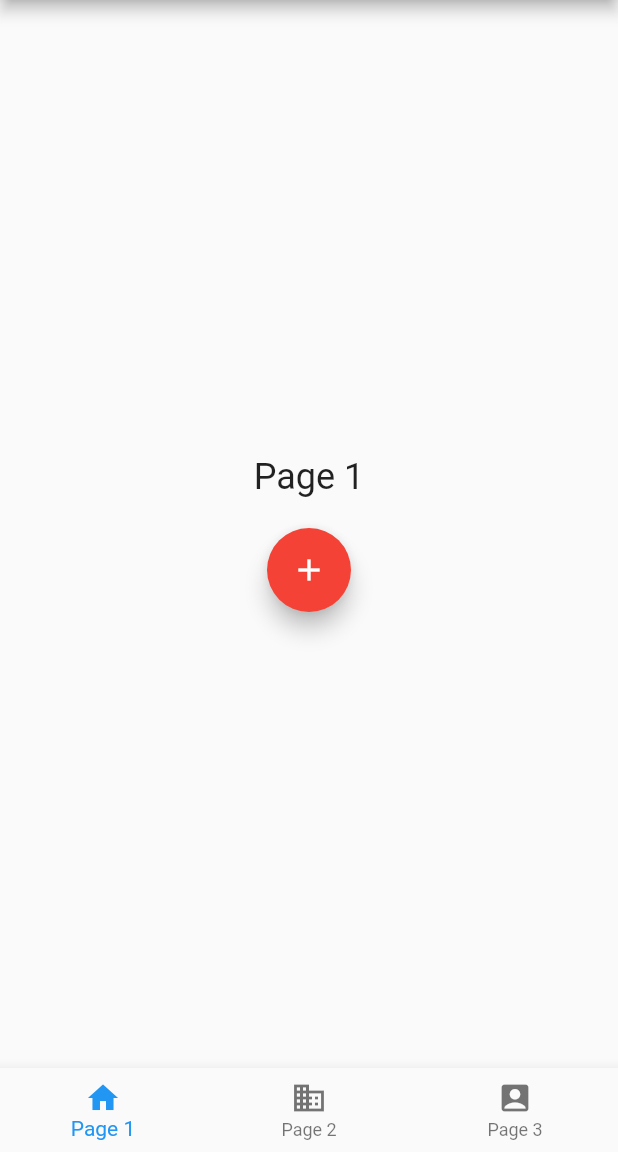
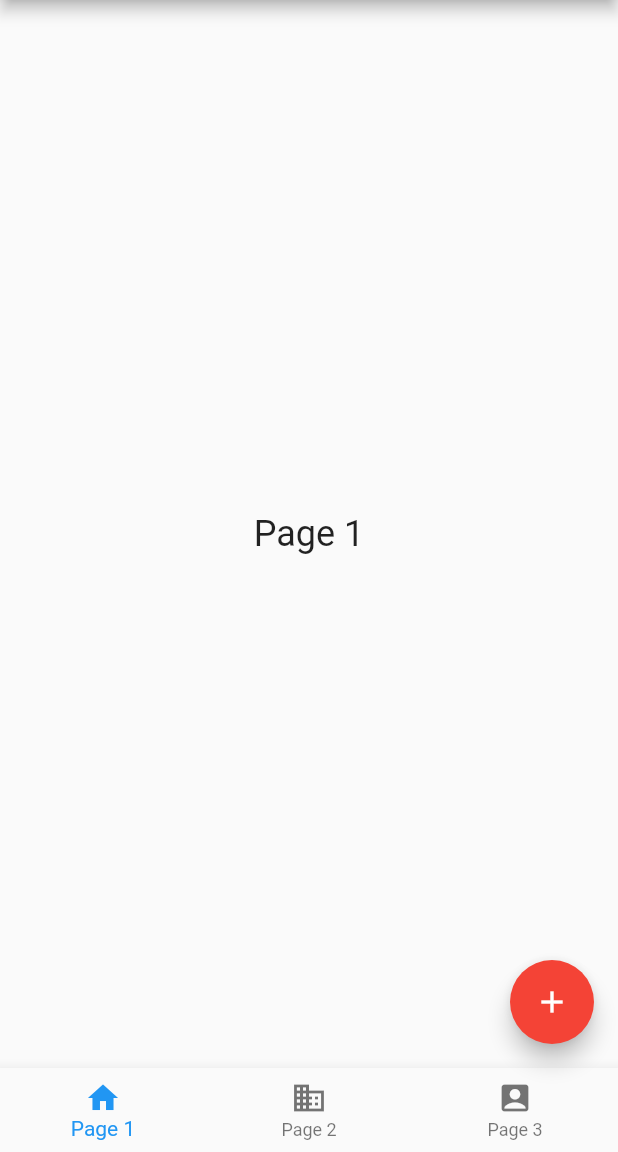
Before and after one commit to siraajul/threescreenbottomnavigation, a Flutter app: the screen it shows after launch, in the side drawer, after a tap on "Page 1", on a phone screen of 412 x 824 dp, the part 84-1236 px from its top. Run offline on Flutter 3.47's test engine with Material 2 defaults, Android fonts, the phone set to English and light mode, and no system bars.

Commit message:
Fix Minor Bug on Code

```diff
--- a/lib/main.dart
+++ b/lib/main.dart
@@ -48,6 +48,12 @@ class _MyHomePageState extends State<MyHomePage> {
     );
   }
 
+  void navigateToPage(int index) {
+    setState(() {
+      _currentPageIndex = index;
+    });
+  }
+
   @override
   Widget build(BuildContext context) {
     return Scaffold(
@@ -60,27 +66,21 @@ class _MyHomePageState extends State<MyHomePage> {
             ListTile(
               title: Text('Page 1'),
               onTap: () {
-                setState(() {
-                  _currentPageIndex = 0;
-                });
+                navigateToPage(0);
                 Navigator.pop(context);
               },
             ),
             ListTile(
               title: Text('Page 2'),
               onTap: () {
-                setState(() {
-                  _currentPageIndex = 1;
-                });
+                navigateToPage(1);
                 Navigator.pop(context);
               },
             ),
             ListTile(
               title: Text('Page 3'),
               onTap: () {
-                setState(() {
-                  _currentPageIndex = 2;
-                });
+                navigateToPage(2);
                 Navigator.pop(context);
               },
             ),
@@ -90,54 +90,14 @@ class _MyHomePageState extends State<MyHomePage> {
       body: IndexedStack(
         index: _currentPageIndex,
         children: [
-          Center(
-            child: Column(
-              mainAxisAlignment: MainAxisAlignment.center,
-              children: [
-                Text(
-                  'Page 1',
-                  style: TextStyle(fontSize: 24),
-                ),
-                SizedBox(height: 20),
-                buildFloatingActionButton(),
-              ],
-            ),
-          ),
-          Center(
-            child: Column(
-              mainAxisAlignment: MainAxisAlignment.center,
-              children: [
-                Text(
-                  'Page 2',
-                  style: TextStyle(fontSize: 24),
-                ),
-                SizedBox(height: 20),
-                buildFloatingActionButton(),
-              ],
-            ),
-          ),
-          Center(
-            child: Column(
-              mainAxisAlignment: MainAxisAlignment.center,
-              children: [
-                Text(
-                  'Page 3',
-                  style: TextStyle(fontSize: 24),
-                ),
-                SizedBox(height: 20),
-                buildFloatingActionButton(),
-              ],
-            ),
-          ),
+          Page1(),
+          Page2(),
+          Page3(),
         ],
       ),
       bottomNavigationBar: BottomNavigationBar(
         currentIndex: _currentPageIndex,
-        onTap: (index) {
-          setState(() {
-            _currentPageIndex = index;
-          });
-        },
+        onTap: navigateToPage,
         items: [
           BottomNavigationBarItem(
             icon: Icon(Icons.home),
@@ -153,6 +113,58 @@ class _MyHomePageState extends State<MyHomePage> {
           ),
         ],
       ),
+      floatingActionButton: buildFloatingActionButton(),
     );
   }
 }
+
+class Page1 extends StatelessWidget {
+  @override
+  Widget build(BuildContext context) {
+    return Center(
+      child: Column(
+        mainAxisAlignment: MainAxisAlignment.center,
+        children: [
+          Text(
+            'Page 1',
+            style: TextStyle(fontSize: 24),
+          ),
+        ],
+      ),
+    );
+  }
+}
+
+class Page2 extends StatelessWidget {
+  @override
+  Widget build(BuildContext context) {
+    return Center(
+      child: Column(
+        mainAxisAlignment: MainAxisAlignment.center,
+        children: [
+          Text(
+            'Page 2',
+            style: TextStyle(fontSize: 24),
+          ),
+        ],
+      ),
+    );
+  }
+}
+
+class Page3 extends StatelessWidget {
+  @override
+  Widget build(BuildContext context) {
+    return Center(
+      child: Column(
+        mainAxisAlignment: MainAxisAlignment.center,
+        children: [
+          Text(
+            'Page 3',
+            style: TextStyle(fontSize: 24),
+          ),
+        ],
+      ),
+    );
+  }
+}
```
